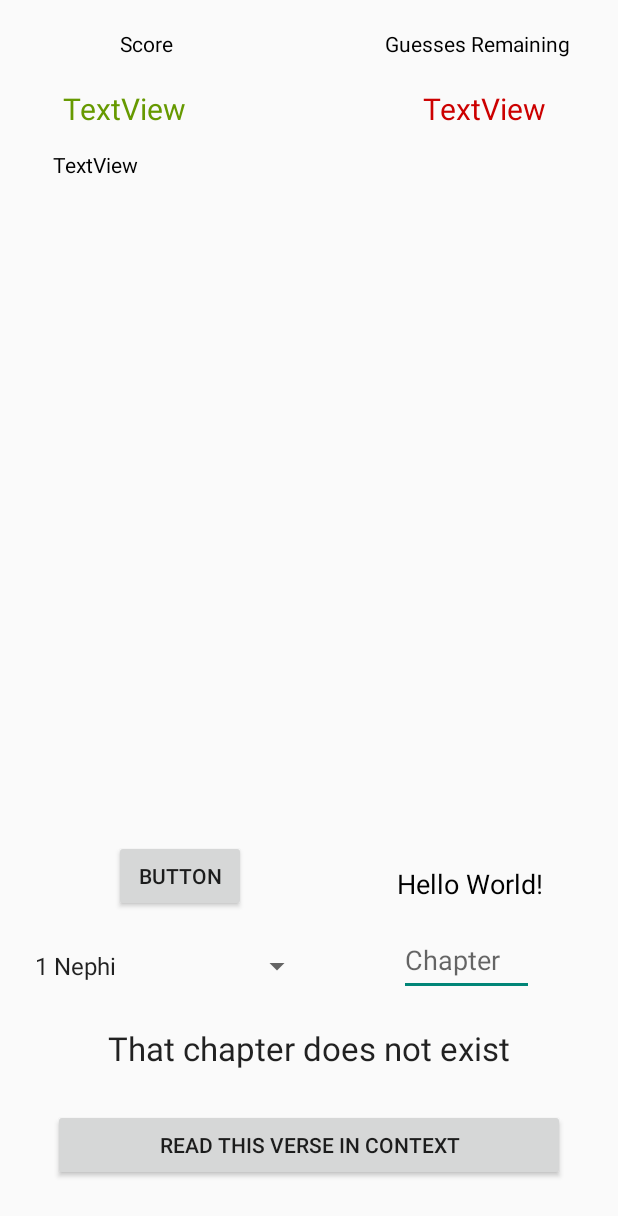
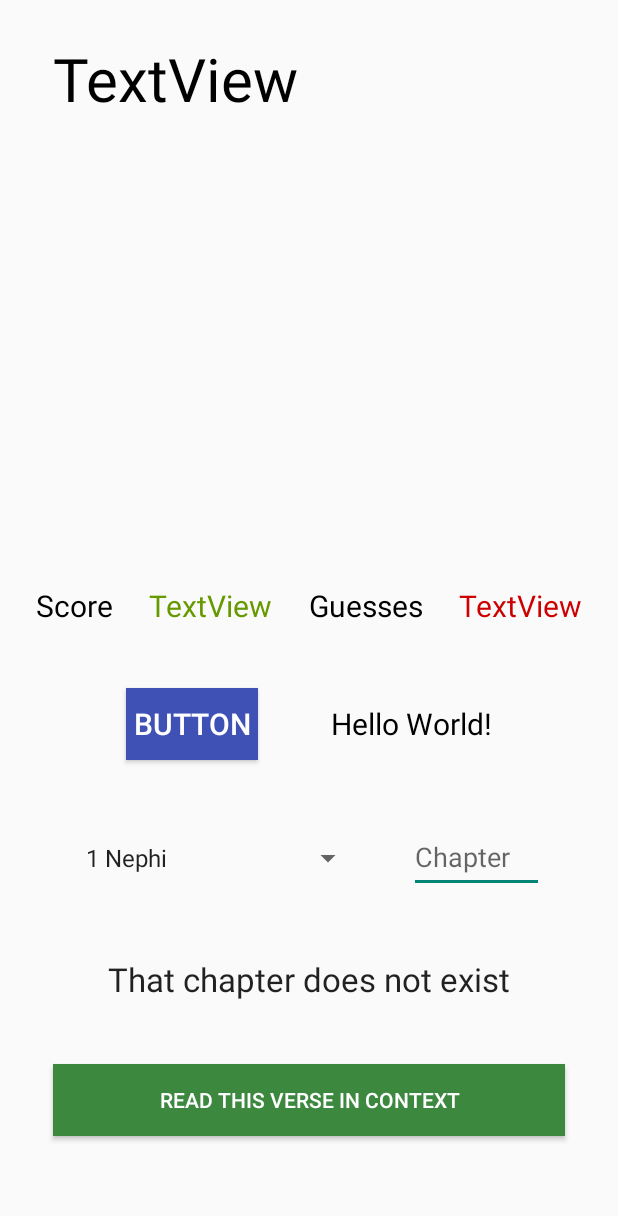
Before and after one commit to nomerza2/Scripture-Baseball, an Android app: the layout activity_main.xml on its own in the app's theme, with its tools: preview values and no code run, on a phone screen of 412 x 824 dp. Shown: the top 1216 px of the screen. Run offline under Robolectric (Android 15) with nearby library versions, the phone set to English and light mode, and no system bars; network calls fail.

Commit message:
Altered activity_main.xml to react dynamical to varied screen sizes

```diff
--- a/app/src/main/java/com/example/scripturebaseball/MainActivity.kt
+++ b/app/src/main/java/com/example/scripturebaseball/MainActivity.kt
@@ -142,7 +142,7 @@ class MainActivity : AppCompatActivity() {
     private fun interpretGuess() {
         val chapterInput = findViewById<EditText>(R.id.chapter_input)
 
-        val guessedChapter: Int = chapterInput.text?.toString()?.toIntOrNull() ?: 0 //Elvis Operator - blank input = null = 0 = Nonexistant guess
+        val guessedChapter: Int = chapterInput?.text?.toString()?.toInt() ?: 0 //Elvis Operator - blank input = null = 0 = Nonexistant guess
         val bookChooser = findViewById<Spinner>(R.id.book_chooser)
         val bookIndex = bookChooser.selectedItemPosition
         var message: String
--- a/app/src/main/res/layout/activity_home_screen.xml
+++ b/app/src/main/res/layout/activity_home_screen.xml
@@ -11,22 +11,25 @@
         android:layout_width="0dp"
         android:layout_height="wrap_content"
         android:layout_marginStart="35dp"
-        android:layout_marginTop="121dp"
         android:layout_marginEnd="35dp"
         android:gravity="center"
         android:text="@string/Welcome"
         android:textAppearance="@style/TextAppearance.AppCompat.Display1"
         android:textColor="@color/black"
+        app:layout_constraintBottom_toBottomOf="parent"
         app:layout_constraintEnd_toEndOf="parent"
         app:layout_constraintStart_toStartOf="parent"
-        app:layout_constraintTop_toTopOf="parent" />
+        app:layout_constraintTop_toTopOf="parent"
+        app:layout_constraintVertical_bias="0.13999999" />
 
     <Button
         android:id="@+id/begin_easy"
+        style="@style/Widget.AppCompat.Button"
         android:layout_width="0dp"
         android:layout_height="wrap_content"
         android:layout_marginStart="43dp"
         android:layout_marginEnd="35dp"
+        android:background="@android:color/holo_blue_bright"
         android:onClick="onEasyClick"
         android:text="@string/Easy"
         app:layout_constraintBottom_toBottomOf="parent"
@@ -40,6 +43,7 @@
         android:layout_height="wrap_content"
         android:layout_marginStart="35dp"
         android:layout_marginEnd="43dp"
+        android:background="@android:color/holo_green_light"
         android:onClick="onNormalClick"
         android:text="@string/Normal"
         app:layout_constraintBottom_toBottomOf="parent"
@@ -51,9 +55,9 @@
         android:id="@+id/textView3"
         android:layout_width="wrap_content"
         android:layout_height="wrap_content"
-        android:layout_marginTop="59dp"
         android:text="@string/Difficult_Choice"
         android:textAppearance="@style/TextAppearance.AppCompat.Large"
+        app:layout_constraintBottom_toTopOf="@+id/begin_easy"
         app:layout_constraintEnd_toEndOf="parent"
         app:layout_constraintStart_toStartOf="parent"
         app:layout_constraintTop_toBottomOf="@+id/textView" />
@@ -63,7 +67,6 @@
         style="@style/Widget.AppCompat.Button"
         android:layout_width="wrap_content"
         android:layout_height="wrap_content"
-        android:layout_marginBottom="69dp"
         android:background="@android:color/holo_orange_light"
         android:backgroundTint="@android:color/holo_orange_light"
         android:onClick="onInviteClick"
@@ -71,5 +74,7 @@
         android:textColor="@color/black"
         app:layout_constraintBottom_toBottomOf="parent"
         app:layout_constraintEnd_toEndOf="parent"
-        app:layout_constraintStart_toStartOf="parent" />
+        app:layout_constraintStart_toStartOf="parent"
+        app:layout_constraintTop_toTopOf="parent"
+        app:layout_constraintVertical_bias="0.9" />
 </androidx.constraintlayout.widget.ConstraintLayout>
--- a/app/src/main/res/layout/activity_main.xml
+++ b/app/src/main/res/layout/activity_main.xml
@@ -10,61 +10,72 @@
         android:id="@+id/TextDisplayView"
         android:layout_width="wrap_content"
         android:layout_height="24dp"
-        android:layout_marginEnd="50dp"
-        android:layout_marginBottom="15dp"
+        android:layout_marginEnd="35dp"
         android:text="Hello World!"
         android:textAppearance="@style/TextAppearance.AppCompat.Medium"
         android:textColor="@color/black"
-        app:layout_constraintBottom_toTopOf="@+id/chapter_input"
-        app:layout_constraintEnd_toEndOf="parent" />
+        android:textSize="20sp"
+        app:layout_constraintBaseline_toBaselineOf="@+id/submitter"
+        app:layout_constraintEnd_toEndOf="parent"
+        app:layout_constraintStart_toEndOf="@+id/submitter" />
 
     <Spinner
         android:id="@+id/book_chooser"
         android:layout_width="wrap_content"
         android:layout_height="48dp"
-        android:layout_marginStart="15dp"
-        android:layout_marginBottom="16dp"
+        android:layout_marginStart="20dp"
         android:entries="@array/BoM_Books"
         android:minHeight="48dp"
         app:layout_constraintBottom_toTopOf="@+id/Guess_Result"
-        app:layout_constraintEnd_toEndOf="parent"
-        app:layout_constraintHorizontal_bias="0.0"
-        app:layout_constraintStart_toStartOf="parent" />
+        app:layout_constraintEnd_toStartOf="@+id/chapter_input"
+        app:layout_constraintHorizontal_chainStyle="spread"
+        app:layout_constraintStart_toStartOf="parent"
+        app:layout_constraintTop_toBottomOf="@+id/submitter" />
 
     <Button
         android:id="@+id/submitter"
+        style="@style/Widget.AppCompat.Button"
         android:layout_width="wrap_content"
         android:layout_height="wrap_content"
-        android:layout_marginStart="76dp"
-        android:layout_marginBottom="12dp"
+        android:layout_marginStart="35dp"
+        android:background="#3F51B5"
         android:onClick="onClick"
         android:text="Button"
+        android:textColor="@color/white"
+        android:textSize="20sp"
         app:layout_constraintBottom_toTopOf="@+id/book_chooser"
-        app:layout_constraintStart_toStartOf="parent" />
+        app:layout_constraintEnd_toStartOf="@+id/TextDisplayView"
+        app:layout_constraintHorizontal_chainStyle="spread"
+        app:layout_constraintStart_toStartOf="parent"
+        app:layout_constraintTop_toBottomOf="@+id/Score_Displayer" />
 
     <EditText
         android:id="@+id/chapter_input"
         android:layout_width="90dp"
         android:layout_height="wrap_content"
-        android:layout_marginStart="266dp"
-        android:layout_marginBottom="20dp"
+        android:layout_marginEnd="20dp"
         android:ems="10"
         android:hint="@string/input_hint"
         android:inputType="number"
         android:minHeight="48dp"
-        app:layout_constraintBottom_toTopOf="@+id/Guess_Result"
-        app:layout_constraintStart_toStartOf="parent" />
+        app:layout_constraintBaseline_toBaselineOf="@+id/book_chooser"
+        app:layout_constraintEnd_toEndOf="parent"
+        app:layout_constraintStart_toEndOf="@+id/book_chooser" />
 
     <TextView
         android:id="@+id/verse_display"
         android:layout_width="0dp"
-        android:layout_height="wrap_content"
+        android:layout_height="0dp"
         android:layout_marginStart="35dp"
-        android:layout_marginTop="100dp"
+        android:layout_marginTop="25dp"
         android:layout_marginEnd="35dp"
+        android:autoSizeMaxTextSize="40sp"
+        android:autoSizeTextType="uniform"
         android:text="TextView"
         android:textColor="@color/black"
         app:layout_constraintEnd_toEndOf="parent"
+        app:layout_constraintHeight_percent="0.38"
+        app:layout_constraintHorizontal_bias="1.0"
         app:layout_constraintStart_toStartOf="parent"
         app:layout_constraintTop_toTopOf="parent" />
 
@@ -83,70 +94,78 @@
         android:layout_height="30dp"
         android:layout_marginStart="25dp"
         android:layout_marginEnd="25dp"
-        android:layout_marginBottom="110dp"
         android:text="@string/Nonexistant_Guess"
         android:textAppearance="@style/TextAppearance.AppCompat.Large"
-        app:layout_constraintBottom_toBottomOf="parent"
+        app:layout_constraintBottom_toTopOf="@+id/link_button"
         app:layout_constraintEnd_toEndOf="parent"
-        app:layout_constraintStart_toStartOf="parent" />
+        app:layout_constraintStart_toStartOf="parent"
+        app:layout_constraintTop_toBottomOf="@+id/book_chooser" />
 
     <TextView
         android:id="@+id/Score_Displayer"
         android:layout_width="wrap_content"
         android:layout_height="wrap_content"
-        android:layout_marginStart="42dp"
-        android:layout_marginTop="20dp"
+        android:layout_marginTop="10dp"
         android:text="TextView"
         android:textColor="@android:color/holo_green_dark"
         android:textSize="20sp"
-        app:layout_constraintStart_toStartOf="parent"
-        app:layout_constraintTop_toBottomOf="@+id/Score_Title" />
+        app:layout_constraintBottom_toTopOf="@+id/submitter"
+        app:layout_constraintEnd_toStartOf="@+id/Guesses_Title"
+        app:layout_constraintStart_toEndOf="@+id/Score_Title"
+        app:layout_constraintTop_toBottomOf="@+id/verse_display"
+        app:layout_constraintVertical_chainStyle="spread" />
 
     <TextView
         android:id="@+id/Score_Title"
         android:layout_width="wrap_content"
         android:layout_height="wrap_content"
-        android:layout_marginStart="80dp"
-        android:layout_marginTop="19dp"
         android:text="@string/Score"
         android:textColor="@color/black"
-        app:layout_constraintStart_toStartOf="parent"
-        app:layout_constraintTop_toTopOf="parent" />
+        android:textSize="20sp"
+        app:layout_constraintBaseline_toBaselineOf="@+id/Score_Displayer"
+        app:layout_constraintEnd_toStartOf="@+id/Score_Displayer"
+        app:layout_constraintHorizontal_chainStyle="spread"
+        app:layout_constraintStart_toStartOf="parent" />
 
     <TextView
         android:id="@+id/Guesses_Title"
         android:layout_width="wrap_content"
         android:layout_height="wrap_content"
-        android:layout_marginTop="19dp"
-        android:layout_marginEnd="32dp"
         android:text="@string/Guesses_Remaining"
         android:textColor="@color/black"
-        app:layout_constraintEnd_toEndOf="parent"
-        app:layout_constraintTop_toTopOf="parent" />
+        android:textSize="20sp"
+        app:layout_constraintBaseline_toBaselineOf="@+id/Score_Displayer"
+        app:layout_constraintEnd_toStartOf="@+id/Remaining_Guesses_Displayer"
+        app:layout_constraintStart_toEndOf="@+id/Score_Displayer" />
 
     <TextView
         android:id="@+id/Remaining_Guesses_Displayer"
         android:layout_width="wrap_content"
         android:layout_height="wrap_content"
-        android:layout_marginTop="20dp"
-        android:layout_marginEnd="48dp"
         android:text="TextView"
         android:textColor="@android:color/holo_red_dark"
         android:textSize="20sp"
+        app:layout_constraintBaseline_toBaselineOf="@+id/Guesses_Title"
         app:layout_constraintEnd_toEndOf="parent"
-        app:layout_constraintTop_toBottomOf="@+id/Guesses_Title" />
+        app:layout_constraintHorizontal_bias="1.0"
+        app:layout_constraintStart_toEndOf="@+id/Guesses_Title" />
 
     <Button
         android:id="@+id/link_button"
+        style="@style/Widget.AppCompat.Button"
         android:layout_width="0dp"
         android:layout_height="wrap_content"
         android:layout_marginStart="35dp"
-        android:layout_marginTop="25dp"
         android:layout_marginEnd="35dp"
+        android:layout_marginBottom="25dp"
+        android:background="#3B883E"
         android:onClick="onLinkButtonClick"
         android:text="@string/Link_Button"
+        android:textColor="@color/white"
+        app:layout_constraintBottom_toBottomOf="parent"
         app:layout_constraintEnd_toEndOf="parent"
         app:layout_constraintStart_toStartOf="parent"
-        app:layout_constraintTop_toBottomOf="@+id/Guess_Result" />
+        app:layout_constraintTop_toBottomOf="@+id/Guess_Result"
+        tools:ignore="TextContrastCheck" />
 
 </androidx.constraintlayout.widget.ConstraintLayout>
--- a/app/src/main/res/values/strings.xml
+++ b/app/src/main/res/values/strings.xml
@@ -23,7 +23,7 @@
     <string name="Lower">Right Book, Lower Chapter</string>
     <string name="Correct">Correct!</string>
     <string name="Score">Score</string>
-    <string name="Guesses_Remaining">Guesses Remaining</string>
+    <string name="Guesses_Remaining">Guesses</string>
     <string name="Guess">Guess</string>
     <string name="Next_Verse">Next Verse!</string>
     <string name="Game_Over">Try Again!</string>
```
